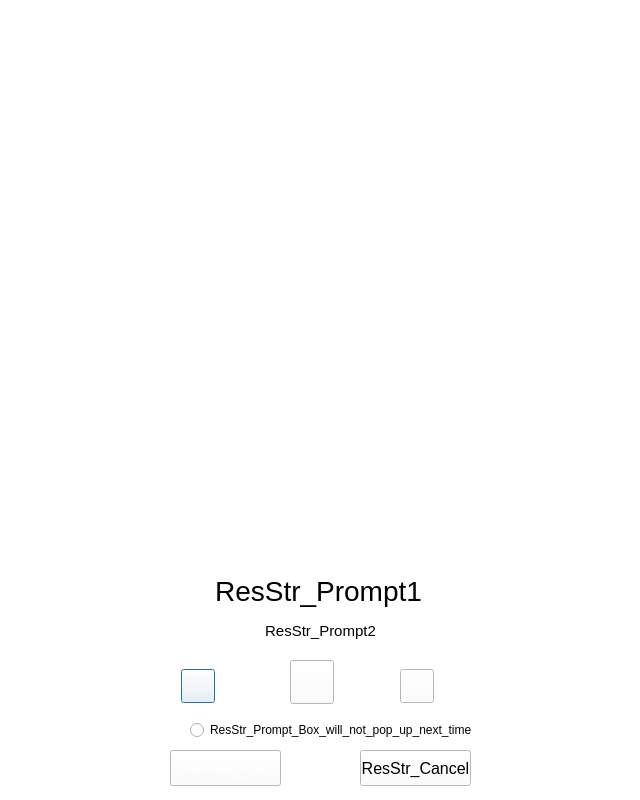
lzk/statusmonitor, file cpath/animationdlg.ui: the form before one commit.
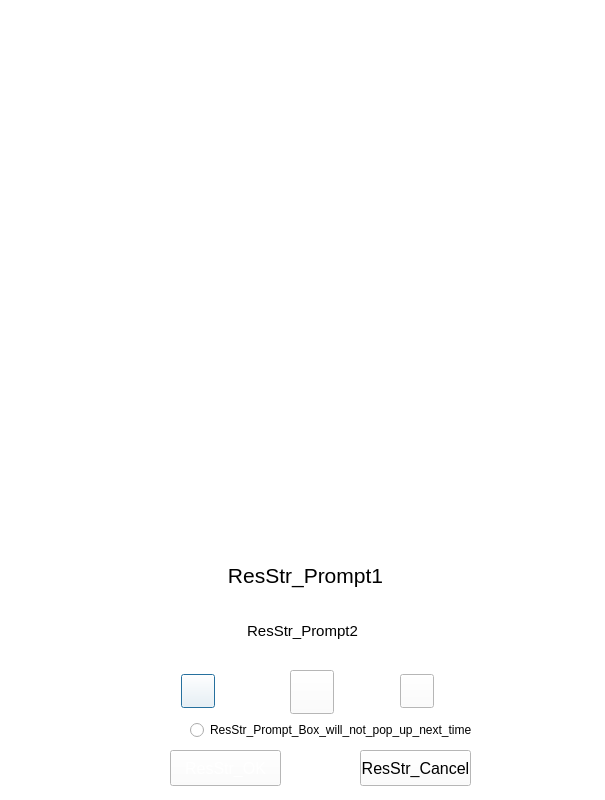
The form after the commit. Icons and pictures are not drawn.

Patch:
```diff
--- a/cpath/animationdlg.ui
+++ b/cpath/animationdlg.ui
@@ -6,19 +6,19 @@
    <rect>
     <x>0</x>
     <y>0</y>
-    <width>640</width>
+    <width>605</width>
     <height>800</height>
    </rect>
   </property>
   <property name="minimumSize">
    <size>
-    <width>640</width>
+    <width>605</width>
     <height>800</height>
    </size>
   </property>
   <property name="maximumSize">
    <size>
-    <width>640</width>
+    <width>605</width>
     <height>800</height>
    </size>
   </property>
@@ -32,7 +32,7 @@
    <property name="geometry">
     <rect>
      <x>181</x>
-     <y>669</y>
+     <y>674</y>
      <width>34</width>
      <height>34</height>
     </rect>
@@ -87,7 +87,7 @@
    <property name="geometry">
     <rect>
      <x>400</x>
-     <y>669</y>
+     <y>674</y>
      <width>34</width>
      <height>34</height>
     </rect>
@@ -123,15 +123,15 @@
   <widget class="QLabel" name="label_msg1">
    <property name="geometry">
     <rect>
-     <x>213</x>
-     <y>570</y>
+     <x>200</x>
+     <y>560</y>
      <width>211</width>
-     <height>41</height>
+     <height>31</height>
     </rect>
    </property>
    <property name="font">
     <font>
-     <pointsize>21</pointsize>
+     <pointsize>16</pointsize>
     </font>
    </property>
    <property name="text">
@@ -145,7 +145,7 @@
    <property name="geometry">
     <rect>
      <x>290</x>
-     <y>660</y>
+     <y>670</y>
      <width>44</width>
      <height>44</height>
     </rect>
@@ -170,9 +170,9 @@
    <property name="geometry">
     <rect>
      <x>0</x>
-     <y>610</y>
-     <width>641</width>
-     <height>41</height>
+     <y>600</y>
+     <width>605</width>
+     <height>61</height>
     </rect>
    </property>
    <property name="font">
```
Left out of the diff: 8 changed lines with no effect on the pictures.
